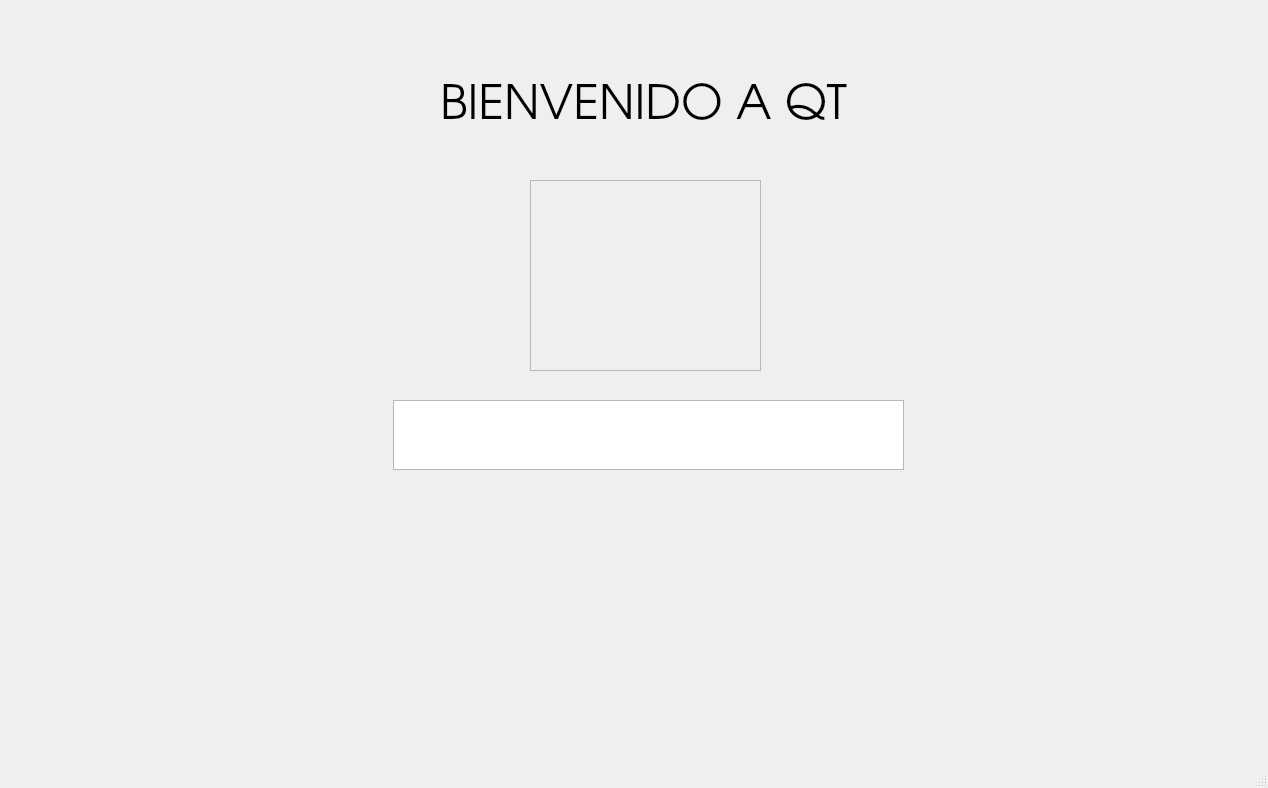
First picture: the form in mainwindow.ui, repository R0otDrigo/SIT-Core, before the edit.
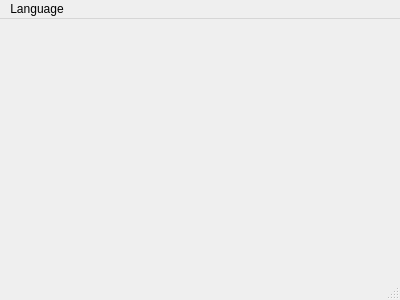
Second picture: the form after the edit.

```diff
--- a/mainwindow.ui
+++ b/mainwindow.ui
@@ -6,75 +6,46 @@
    <rect>
     <x>0</x>
     <y>0</y>
-    <width>1268</width>
-    <height>788</height>
+    <width>400</width>
+    <height>300</height>
    </rect>
   </property>
+  <property name="sizePolicy">
+   <sizepolicy hsizetype="Preferred" vsizetype="Preferred">
+    <horstretch>0</horstretch>
+    <verstretch>0</verstretch>
+   </sizepolicy>
+  </property>
   <property name="windowTitle">
    <string>MainWindow</string>
   </property>
-  <widget class="QWidget" name="centralwidget">
-   <widget class="QTextEdit" name="textEdit">
-    <property name="geometry">
-     <rect>
-      <x>393</x>
-      <y>400</y>
-      <width>511</width>
-      <height>70</height>
-     </rect>
-    </property>
-   </widget>
-   <widget class="QFrame" name="frame">
-    <property name="geometry">
-     <rect>
-      <x>530</x>
-      <y>180</y>
-      <width>231</width>
-      <height>191</height>
-     </rect>
-    </property>
-    <property name="frameShape">
-     <enum>QFrame::Shape::StyledPanel</enum>
-    </property>
-    <property name="frameShadow">
-     <enum>QFrame::Shadow::Raised</enum>
-    </property>
-   </widget>
-   <widget class="QLabel" name="label">
-    <property name="geometry">
-     <rect>
-      <x>440</x>
-      <y>70</y>
-      <width>411</width>
-      <height>71</height>
-     </rect>
-    </property>
-    <property name="font">
-     <font>
-      <family>TeX Gyre Adventor</family>
-      <pointsize>36</pointsize>
-     </font>
-    </property>
-    <property name="layoutDirection">
-     <enum>Qt::LayoutDirection::LeftToRight</enum>
-    </property>
-    <property name="text">
-     <string>BIENVENIDO A QT</string>
-    </property>
-    <property name="textFormat">
-     <enum>Qt::TextFormat::AutoText</enum>
-    </property>
-   </widget>
-  </widget>
+  <widget class="QWidget" name="centralwidget"/>
   <widget class="QMenuBar" name="menubar">
    <property name="geometry">
     <rect>
      <x>0</x>
      <y>0</y>
-     <width>1268</width>
+     <width>400</width>
      <height>24</height>
     </rect>
    </property>
+   <widget class="QMenu" name="menuLanguage">
+    <property name="focusPolicy">
+     <enum>Qt::FocusPolicy::ClickFocus</enum>
+    </property>
+    <property name="title">
+     <string>Language</string>
+    </property>
+    <addaction name="separator"/>
+    <addaction name="actionEspa_ol"/>
+    <addaction name="actionIngles"/>
+    <addaction name="actionChino"/>
+    <addaction name="actionArabe"/>
+    <addaction name="separator"/>
+    <addaction name="separator"/>
+    <addaction name="separator"/>
+   </widget>
+   <addaction name="menuLanguage"/>
   </widget>
   <widget class="QStatusBar" name="statusbar"/>
  </widget>
```
Left out of the diff: 45 changed lines with no effect on the pictures.
